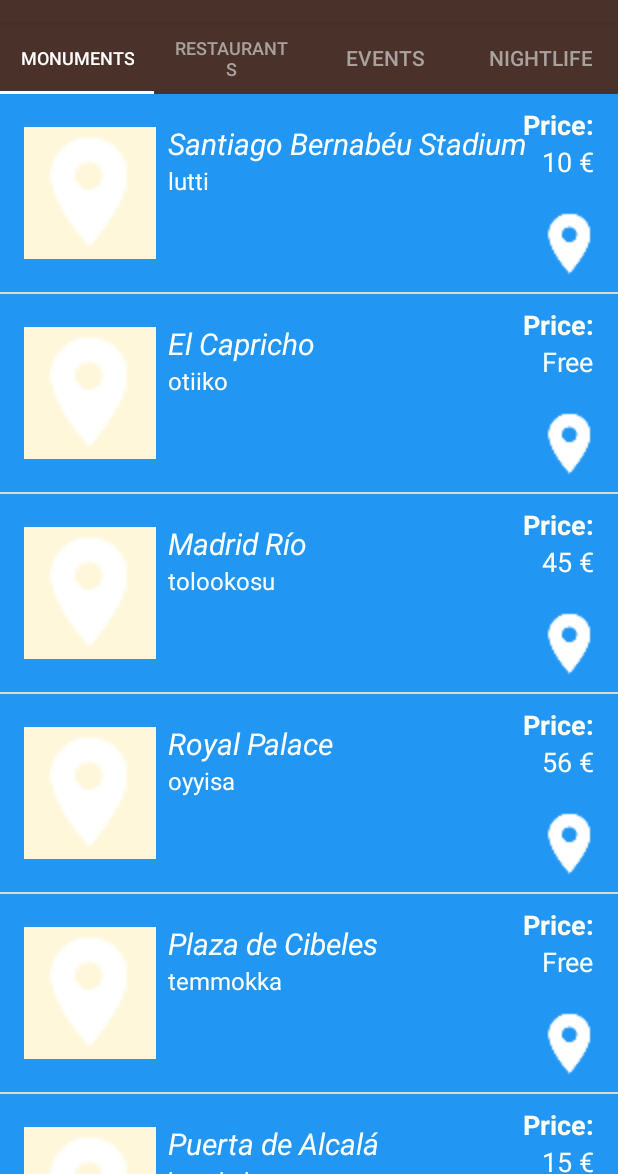
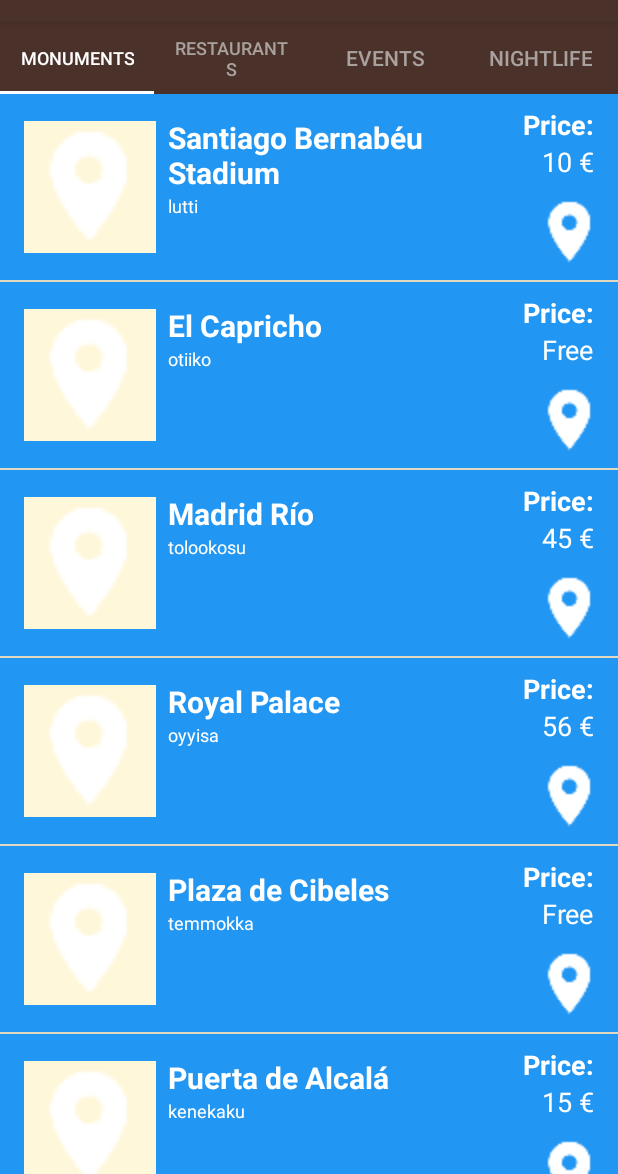
Before and after one commit to VIcuko/Android-TourGuideApp, an Android app: the screen it shows after launch (MainActivity), on a phone screen of 412 x 824 dp, the part 62-1236 px from its top. Run offline under Robolectric (Android 15) with nearby library versions, the light colour scheme and no system bars.

Commit message:
Update layout

```diff
--- a/app/src/main/res/layout/list_item.xml
+++ b/app/src/main/res/layout/list_item.xml
@@ -32,11 +32,12 @@
             android:id="@+id/place_name"
             android:layout_width="wrap_content"
             android:layout_height="wrap_content"
-            android:layout_marginTop="11dp"
             android:gravity="center_vertical"
             android:textColor="@android:color/white"
+            android:layout_marginTop="@dimen/text_area_top_margin"
             android:textSize="@dimen/place_name"
-            android:textStyle="italic"
+            android:textStyle="bold"
+            android:maxWidth="@dimen/description_max_width"
             tools:text="Monument name" />
 
         <TextView
--- a/app/src/main/res/values/dimens.xml
+++ b/app/src/main/res/values/dimens.xml
@@ -13,7 +13,7 @@
      limitations under the License.
 -->
 <resources>
-    <dimen name="list_item_height">132dp</dimen>
+    <dimen name="list_item_height">124dp</dimen>
     <dimen name="list_item_image_side">88dp</dimen>
 
     <dimen name="activity_horizontal_margin">16dp</dimen>
@@ -22,9 +22,11 @@
 
     <dimen name="place_name">20sp</dimen>
     <dimen name="default_text">18sp</dimen>
-    <dimen name="description_content">16sp</dimen>
+    <dimen name="description_content">12sp</dimen>
     <dimen name="description_max_height">120dp</dimen>
     <dimen name="description_max_width">180dp</dimen>
 
     <dimen name="text_container_padding">8dp</dimen>
+
+    <dimen name="text_area_top_margin">7dp</dimen>
 </resources>
```
Also changed, not shown: 6 other files.
